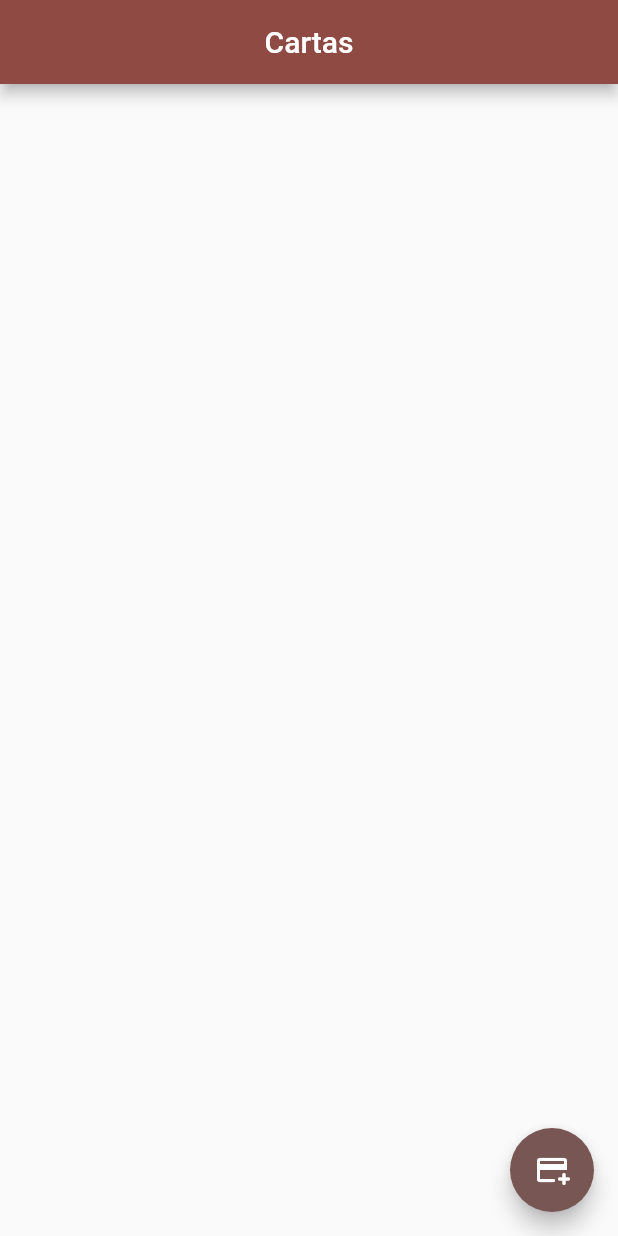
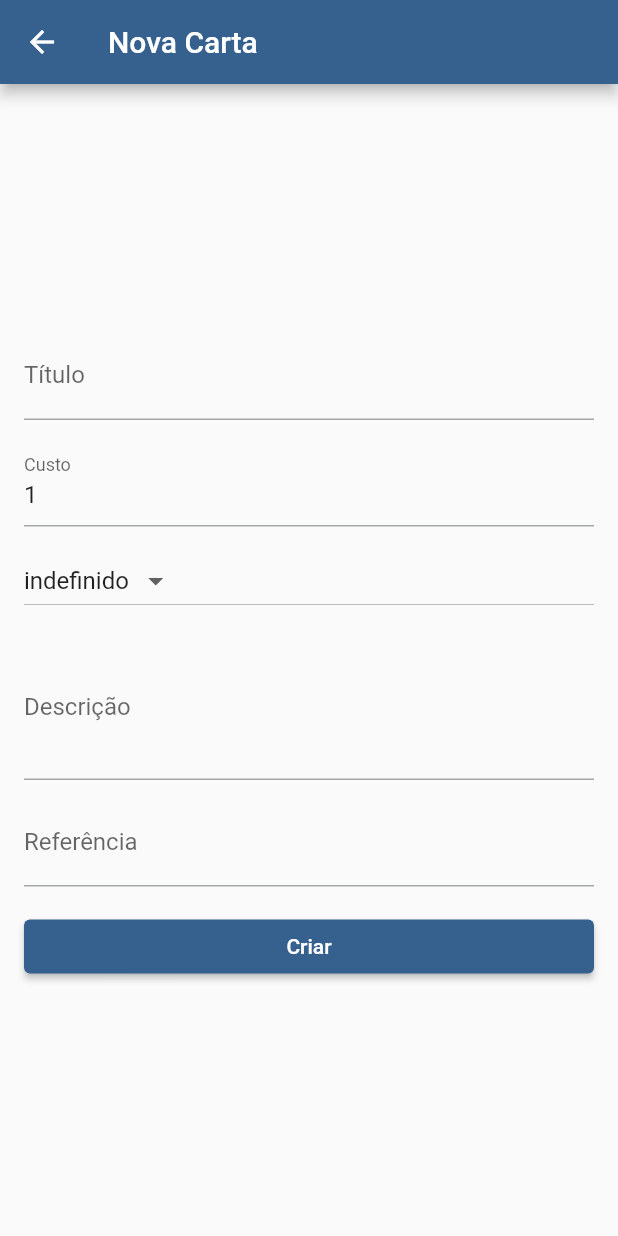
Before and after one commit to fabiorx1/cardnesia, a Flutter app: the screen it shows after launch, after a tap on the "add card" icon, on a phone screen of 412 x 824 dp. Run offline on Flutter 3.47's test engine with Material 2 defaults, Android fonts, the phone set to English and light mode, and no system bars; our stand-ins replace cloud_firestore, firebase_core, flutter_phosphor_icons; missing offline and left inert: dart:html; accounts and stored records are empty.

Commit message:
feat: criação de cartas

```diff
--- a/lib/pages/cartas/grid.dart
+++ b/lib/layouts/grid_de_cartas.dart
@@ -1,4 +1,5 @@
 import 'package:cardnesia/models/carta.dart';
+import 'package:cardnesia/widgets/carta_grid_tile.dart';
 import 'package:flutter/material.dart';
 
 class GradeDeCartas extends StatelessWidget {
@@ -10,20 +11,13 @@ class GradeDeCartas extends StatelessWidget {
     return GridView.builder(
       gridDelegate: const SliverGridDelegateWithMaxCrossAxisExtent(
         maxCrossAxisExtent: 639.0,
-        mainAxisExtent: 128,
+        mainAxisExtent: 328,
       ),
       itemCount: cartas.length,
       itemBuilder: (context, index) {
         return Padding(
           padding: const EdgeInsets.all(8.0),
-          child: GridTile(
-            header: const GridTileBar(
-              title: Text('header'),
-              backgroundColor: Colors.black,
-            ),
-            footer: const GridTileBar(title: Text('footer')),
-            child: Center(child: Text(cartas[index].titulo)),
-          ),
+          child: CartaGridTile(cartas[index]),
         );
       },
     );
--- a/lib/main.dart
+++ b/lib/main.dart
@@ -1,7 +1,9 @@
-import 'package:cardnesia/pages/cartas/index.dart';
+import 'package:cardnesia/pages/cartas.dart';
 import 'package:cardnesia/utils/firebase_wrapper.dart';
 import 'package:flutter/material.dart';
 
+const black = TextStyle(color: Colors.black87);
+const blackBold = TextStyle(color: Colors.black87, fontWeight: FontWeight.bold);
 void main() => runApp(const MyApp());
 
 class MyApp extends StatelessWidget {
@@ -12,9 +14,10 @@ class MyApp extends StatelessWidget {
     return MaterialApp(
       title: 'Cardnésia',
       theme: ThemeData(
-        colorScheme: ColorScheme.fromSeed(seedColor: Colors.red.shade800),
+        colorScheme: ColorScheme.fromSeed(seedColor: Colors.blue),
+        textTheme: Typography.blackHelsinki,
       ),
-      home: const FirebaseConnectionWrapper(page: CartasPage()),
+      home: const FirebaseConnectionWrapper(page: PaginaDeCartas()),
     );
   }
 }
--- a/lib/models/carta.dart
+++ b/lib/models/carta.dart
@@ -1,9 +1,53 @@
+import 'package:cardnesia/models/dominios.dart';
+
+enum TipoDeEvento { aoMorrer }
+
+class Evento {
+  const Evento(
+    this.tipoDeEvento,
+    this.descricao,
+  );
+  final TipoDeEvento tipoDeEvento;
+  final String descricao;
+}
+
 class Carta {
+  final int custo;
   final String titulo;
+  final String descricao;
+  final Dominios dominio;
 
-  Carta({required this.titulo});
+  Carta({
+    required this.custo,
+    required this.titulo,
+    required this.dominio,
+    required this.descricao,
+  });
 
   factory Carta.fromMap(Map<String, dynamic> map) {
-    return Carta(titulo: map['titulo']);
+    return Carta(
+      titulo: map[Tradutor.titulo],
+      custo: map['custo'],
+      descricao: map[Tradutor.descricao],
+      dominio: _lerDominio(map[Tradutor.dominio]),
+    );
   }
 }
+
+Dominios _lerDominio(String valor) {
+  for (final dom in Dominios.values) {
+    if (valor == dom.name) {
+      return dom;
+    }
+  }
+  return Dominios.indefinido;
+}
+
+class Tradutor {
+  static const dominio = 'domínio';
+  static const descricao = 'descrição';
+  static const titulo = 'título';
+}
+
+String toFirstUpper(final String text) =>
+    text[0].toUpperCase() + text.substring(1);
--- /dev/null
+++ b/lib/models/dominios.dart
@@ -0,0 +1 @@
+enum Dominios { submundo, indefinido }
--- a/lib/pages/cartas/index.dart
+++ b/lib/pages/cartas.dart
@@ -1,18 +1,21 @@
 import 'package:cardnesia/models/carta.dart';
-import 'package:cardnesia/pages/cartas/grid.dart';
+import 'package:cardnesia/layouts/grid_de_cartas.dart';
+import 'package:cardnesia/pages/nova_carta.dart';
 import 'package:cardnesia/utils/loading.dart';
 import 'package:cloud_firestore/cloud_firestore.dart';
 import 'package:flutter/material.dart';
 
-class CartasPage extends StatefulWidget {
-  const CartasPage({Key? key}) : super(key: key);
+class PaginaDeCartas extends StatefulWidget {
+  const PaginaDeCartas({Key? key}) : super(key: key);
 
+  static late final CollectionReference<Map<String, dynamic>> collection;
   @override
-  State<CartasPage> createState() => _CartasPageState();
+  State<PaginaDeCartas> createState() => _PaginaDeCartasState();
 }
 
-class _CartasPageState extends State<CartasPage> {
+class _PaginaDeCartasState extends State<PaginaDeCartas> {
   late final FirebaseFirestore db;
+
   @override
   void initState() {
     db = FirebaseFirestore.instance;
@@ -27,7 +30,10 @@ class _CartasPageState extends State<CartasPage> {
         centerTitle: true,
       ),
       body: FutureBuilder(
-        future: db.collection('cartas').get(),
+        future: () async {
+          PaginaDeCartas.collection = db.collection('cartas');
+          return PaginaDeCartas.collection.get();
+        }(),
         builder: (context, snapshot) {
           switch (snapshot.connectionState) {
             case ConnectionState.none:
@@ -52,7 +58,14 @@ class _CartasPageState extends State<CartasPage> {
         },
       ),
       floatingActionButton: FloatingActionButton(
-        onPressed: () {},
+        onPressed: () {
+          Navigator.push(
+            context,
+            MaterialPageRoute(
+              builder: (context) => const NovaCarta(),
+            ),
+          ).then((_) => Navigator.popAndPushNamed(context, '/'));
+        },
         tooltip: 'Nova Carta',
         child: const Icon(Icons.add_card_rounded),
       ),
--- /dev/null
+++ b/lib/pages/nova_carta.dart
@@ -0,0 +1,143 @@
+import 'package:cardnesia/models/carta.dart';
+import 'package:cardnesia/models/dominios.dart';
+import 'package:cardnesia/pages/cartas.dart';
+import 'package:cloud_firestore/cloud_firestore.dart';
+import 'package:flutter/material.dart';
+
+String? emptyValidator(String? value) {
+  if (value == null || value.isEmpty) {
+    return 'não suje o banco de dados com cartas falsas...';
+  }
+  return null;
+}
+
+class NovaCarta extends StatefulWidget {
+  const NovaCarta({Key? key}) : super(key: key);
+
+  @override
+  State<NovaCarta> createState() => _NovaCartaState();
+}
+
+class _NovaCartaState extends State<NovaCarta> {
+  final GlobalKey<FormState> _formulario = GlobalKey<FormState>();
+  late final Map<String, TextEditingController> controllers;
+  var dom = Dominios.indefinido;
+
+  @override
+  void initState() {
+    controllers = {
+      Tradutor.titulo: TextEditingController(),
+      'custo': TextEditingController(text: '1'),
+      'referencia': TextEditingController(),
+      Tradutor.descricao: TextEditingController(),
+    };
+    super.initState();
+  }
+
+  @override
+  void dispose() {
+    for (final c in controllers.values) {
+      c.dispose();
+    }
+    super.dispose();
+  }
+
+  bool _debounce = false;
+  @override
+  Widget build(BuildContext context) {
+    return Scaffold(
+      appBar: AppBar(title: const Text('Nova Carta')),
+      body: Center(
+        child: ConstrainedBox(
+          constraints: const BoxConstraints(maxWidth: 640),
+          child: Padding(
+            padding: const EdgeInsets.symmetric(horizontal: 16.0),
+            child: Form(
+              key: _formulario,
+              child: ListView(
+                shrinkWrap: true,
+                children: <Widget>[
+                  Padding(
+                    padding: const EdgeInsets.only(top: 12.0),
+                    child: TextFormField(
+                      controller: controllers[Tradutor.titulo],
+                      decoration: InputDecoration(
+                        label: Text(toFirstUpper(Tradutor.titulo)),
+                      ),
+                      validator: emptyValidator,
+                    ),
+                  ),
+                  Padding(
+                    padding: const EdgeInsets.symmetric(vertical: 12.0),
+                    child: TextFormField(
+                      controller: controllers['custo'],
+                      keyboardType: TextInputType.number,
+                      decoration: InputDecoration(
+                        label: Text(toFirstUpper('custo')),
+                      ),
+                      validator: emptyValidator,
+                    ),
+                  ),
+                  DropdownButton<Dominios>(
+                    value: dom,
+                    items: [
+                      for (final valor in Dominios.values)
+                        DropdownMenuItem(
+                          value: valor,
+                          child: Text(valor.name),
+                        )
+                    ],
+                    onChanged: (valor) => dom = valor ?? Dominios.indefinido,
+                  ),
+                  Padding(
+                    padding: const EdgeInsets.only(top: 12.0),
+                    child: TextFormField(
+                      controller: controllers[Tradutor.descricao],
+                      minLines: 3,
+                      maxLines: null,
+                      decoration: InputDecoration(
+                        label: Text(toFirstUpper(Tradutor.descricao)),
+                      ),
+                    ),
+                  ),
+                  Padding(
+                    padding: const EdgeInsets.only(top: 12.0),
+                    child: TextFormField(
+                      controller: controllers['referencia'],
+                      decoration: InputDecoration(
+                        label: Text(toFirstUpper('referência')),
+                      ),
+                    ),
+                  ),
+                  Padding(
+                    padding: const EdgeInsets.symmetric(vertical: 16.0),
+                    child: ElevatedButton(
+                      onPressed: _debounce
+                          ? null
+                          : () async {
+                              _debounce = true;
+                              if (_formulario.currentState!.validate()) {
+                                final a = await PaginaDeCartas.collection.add({
+                                  Tradutor.titulo:
+                                      controllers[Tradutor.titulo]!.text,
+                                  Tradutor.dominio: dom.name,
+                                  'custo':
+                                      int.parse(controllers['custo']!.text),
+                                  Tradutor.descricao:
+                                      controllers[Tradutor.descricao]!.text,
+                                });
+                              }
+                              _debounce = false;
+                            },
+                      child: const Text('Criar'),
+                    ),
+                  ),
+                ],
+              ),
+            ),
+          ),
+        ),
+      ),
+    );
+  }
+}
--- /dev/null
+++ b/lib/widgets/carta_grid_tile.dart
@@ -0,0 +1,54 @@
+import 'package:cardnesia/job/leitor_de_descricao.dart';
+import 'package:cardnesia/models/carta.dart';
+import 'package:cardnesia/main.dart';
+import 'package:cardnesia/styles/dominios.dart';
+import 'package:flutter/material.dart';
+import 'package:flutter_phosphor_icons/flutter_phosphor_icons.dart';
+
+class CartaGridTile extends StatelessWidget {
+  final Carta carta;
+  const CartaGridTile(this.carta, {Key? key}) : super(key: key);
+
+  @override
+  Widget build(BuildContext context) {
+    return Material(
+      elevation: 5,
+      child: InkWell(
+        onTap: () => Leitor.lerDescricao(carta.descricao),
+        child: GridTile(
+          header: GridTileBar(
+            title: Text(
+              toFirstUpper(carta.dominio.name),
+              style: estiloDoDominio(carta.dominio),
+              textAlign: TextAlign.center,
+            ),
+          ),
+          footer: GridTileBar(
+            leading: Text(
+              '${carta.custo}',
+              style: estiloDoCusto(carta.dominio),
+            ),
+            title: Center(
+              child: Text(
+                carta.titulo,
+                style: blackBold,
+                textAlign: TextAlign.center,
+              ),
+            ),
+            subtitle: Center(
+              child: Padding(
+                padding: const EdgeInsets.only(top: 6.0),
+                child: Text(
+                  carta.descricao,
+                  style: black,
+                  textAlign: TextAlign.center,
+                ),
+              ),
+            ),
+          ),
+          child: const Center(child: Icon(PhosphorIcons.moon_light)),
+        ),
+      ),
+    );
+  }
+}
--- a/pubspec.yaml
+++ b/pubspec.yaml
@@ -36,6 +36,7 @@ dependencies:
   cupertino_icons: ^1.0.2
   firebase_core: ^1.19.2
   cloud_firestore: ^3.3.0
+  flutter_phosphor_icons: ^0.0.1+6
 
 dev_dependencies:
   flutter_test:
```
Also changed, not shown: lib/job/leitor_de_descricao.dart (added, +13 -0 lines), lib/styles/dominios.dart (added, +24 -0 lines), firebase.json (added), pubspec.lock.
